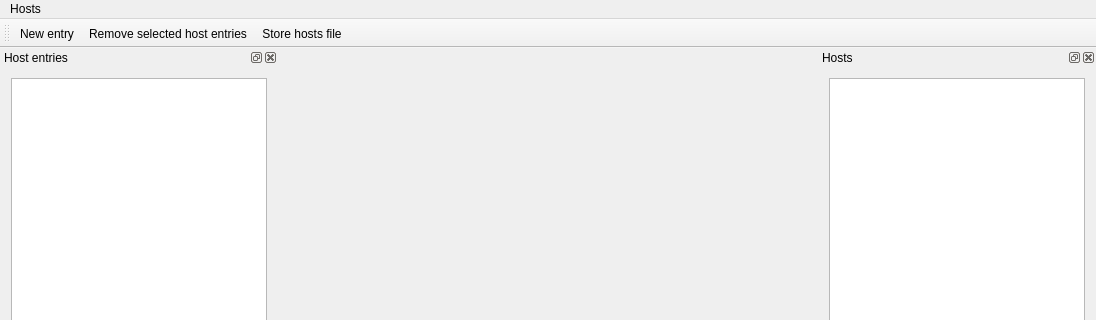
Above: src/mainwindow.ui from pbek/hswitch before the change; both pictures show x 0 to 1096 and y 0 to 320 of the 1096 by 923 pixel window. Below: the same form after it.
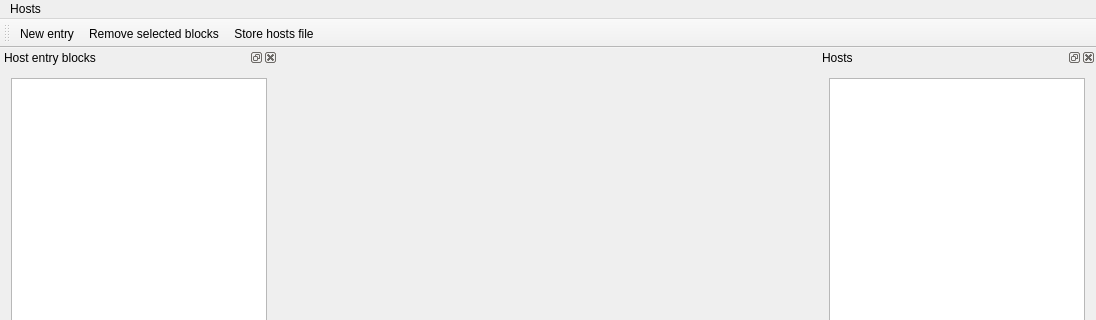
That is the form after the change. Icons and pictures are not drawn.

Patch:
```diff
--- a/src/mainwindow.ui
+++ b/src/mainwindow.ui
@@ -49,7 +49,7 @@
   <widget class="QStatusBar" name="statusBar"/>
   <widget class="QDockWidget" name="listDockWidget">
    <property name="windowTitle">
-    <string>Host entries</string>
+    <string>Host entry blocks</string>
    </property>
    <attribute name="dockWidgetArea">
     <number>1</number>
@@ -136,7 +136,7 @@
     <iconset theme="edit-delete"/>
    </property>
    <property name="text">
-    <string>Remove selected host entries</string>
+    <string>Remove selected blocks</string>
    </property>
    <property name="shortcut">
     <string>Ctrl+R</string>
```
Left out of the diff: 3 changed lines with no effect on the pictures.
